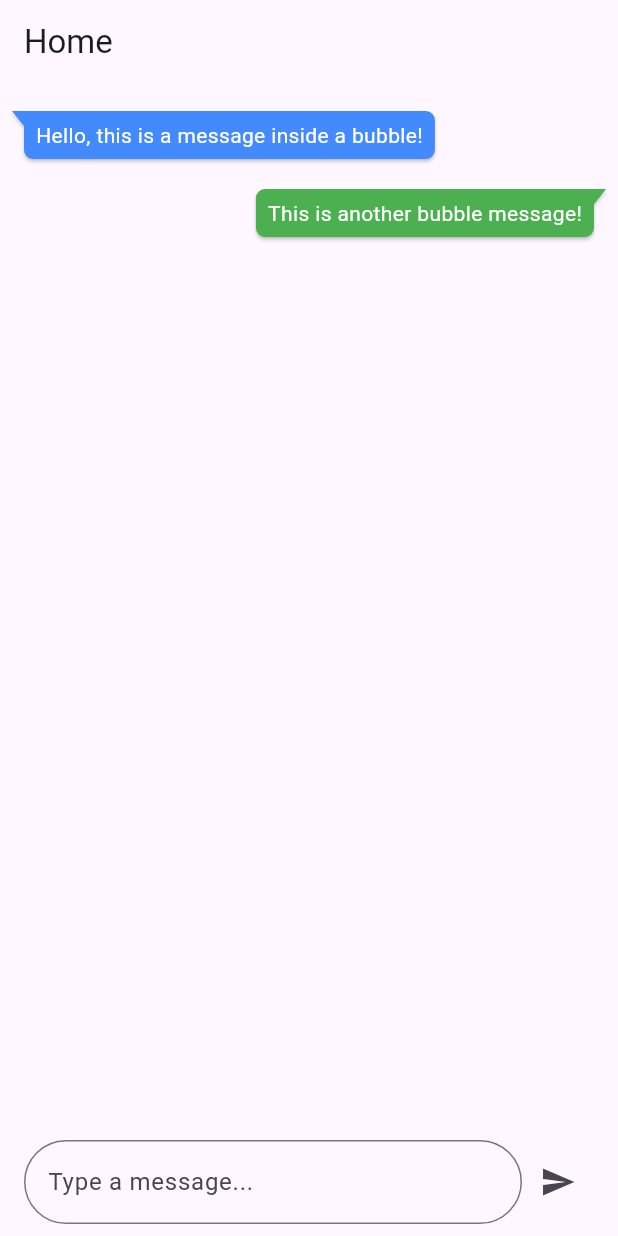
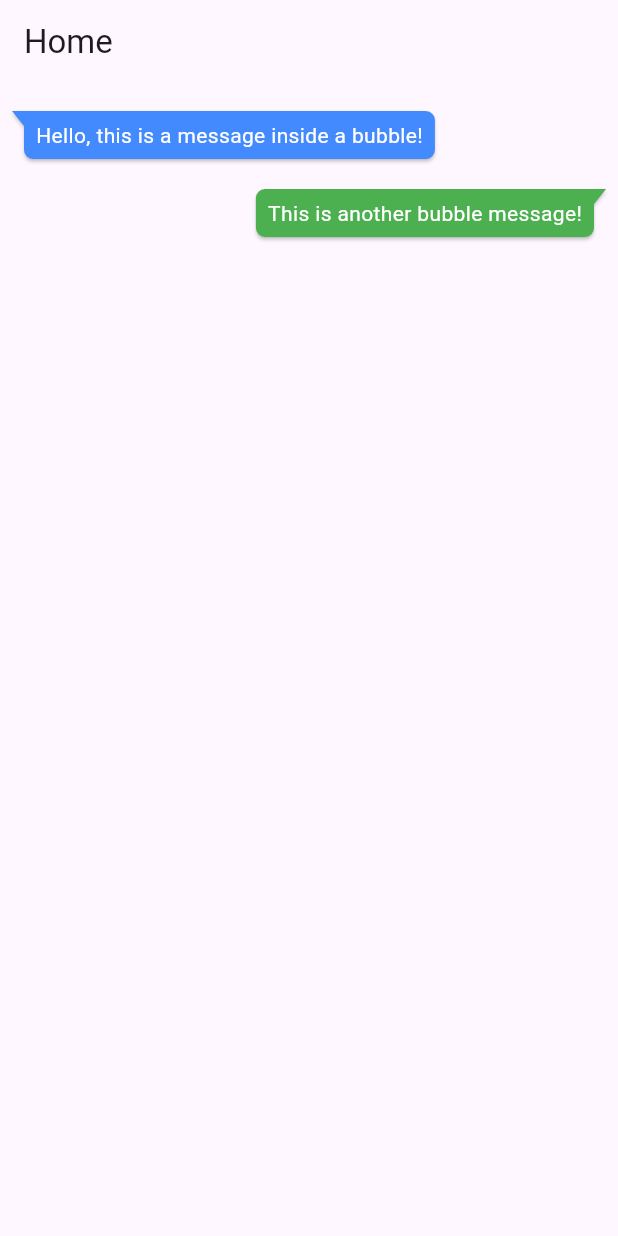
Before and after one commit to Vasanth0704/flutter_chat_box, a Flutter app: the screen it shows after launch, on a phone screen of 412 x 824 dp. Run offline on Flutter 3.47's test engine with Material 3 defaults, Android fonts, the phone set to English and light mode, and no system bars; drawn by our look-alikes of bubble.

```diff
--- a/lib/screens/HomeScreen.dart
+++ b/lib/screens/HomeScreen.dart
@@ -11,11 +11,10 @@ class HomeScreen extends StatefulWidget {
 }
 
 class _HomeScreenState extends State<HomeScreen> {
-  TextEditingController _controller = TextEditingController();
-
   @override
   Widget build(BuildContext context) {
     return Scaffold(
+
       appBar: AppBar(
         title: Text(widget.title),
       ),
@@ -45,39 +44,6 @@ class _HomeScreenState extends State<HomeScreen> {
                 style: TextStyle(color: Colors.white),
               ),
             ),
-            Spacer(),  // This makes sure the input field stays at the bottom.
-            Padding(
-              padding: const EdgeInsets.symmetric(horizontal: 8.0),
-              child: Row(
-                children: [
-                  Expanded(
-                    child: TextField(
-                      controller: _controller,
-                      decoration: InputDecoration(
-                        hintText: 'Type a message...',
-                        border: OutlineInputBorder(
-                          borderRadius: BorderRadius.circular(30.0),
-                        ),
-                      ),
-                    ),
-                  ),
-                  IconButton(
-                    icon: Icon(Icons.send),
-                    onPressed: () {
-                      // Handle send button press
-                      if (_controller.text.isNotEmpty) {
-                        setState(() {
-                          // Add the new message to the bubbles
-                          // You can also add more advanced message handling here.
-                          print("Sent: ${_controller.text}");
-                          _controller.clear();  // Clear the text field after sending
-                        });
-                      }
-                    },
-                  ),
-                ],
-              ),
-            ),
           ],
         ),
       ),
```
